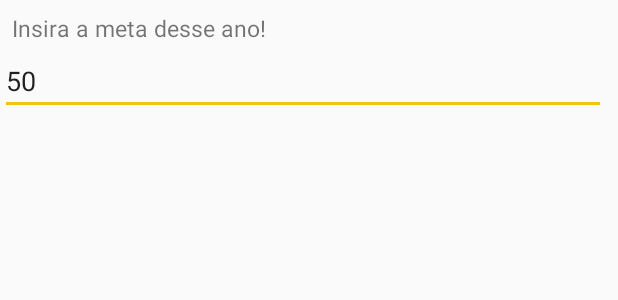
After one commit to cayque16/Gerencia-Filmes, an Android app: the layout dialog_add_meta_ano.xml on its own in the app's theme, with its tools: preview values and no code run, on a phone screen of 412 x 824 dp. The commit adds this screen. Shown: the top 300 px of the screen. Run offline under Robolectric (Android 15) with nearby library versions, the phone set to English and light mode, and no system bars.

Commit message:
Dialog add meta
Criado dialog que será exibido quando o ano atual não tiver uma meta cadastrada

```diff
--- a/Filmes/app/src/main/java/br/com/flash/filmes/dao/FilmeDAO.java
+++ b/Filmes/app/src/main/java/br/com/flash/filmes/dao/FilmeDAO.java
@@ -245,7 +245,8 @@ public class FilmeDAO extends SQLiteOpenHelper {
     public void deletaAnoMeta(AnoMeta anoMeta) {
         SQLiteDatabase db = getReadableDatabase();
 
-        String[] params = {Long.toString(anoMeta.getId())};
+        String[] params = {Integer.toString(anoMeta.getAno())};
+        db.delete("Ano_Meta", "ano = ?", params);
     }
 
     public void alteraFilme(Filme filme) {
@@ -284,7 +285,7 @@ public class FilmeDAO extends SQLiteOpenHelper {
         return resultados > 0;
     }
 
-    public boolean existeAnoMeta(int ano){
+    public boolean existeAnoMeta(int ano) {
         SQLiteDatabase db = getReadableDatabase();
         String existe = "SELECT * FROM Ano_Meta WHERE ano = ? LIMIT 1";
         Cursor cursor = db.rawQuery(existe, new String[]{Integer.toString(ano)});
--- a/Filmes/app/src/main/java/br/com/flash/filmes/models/AnoMeta.java
+++ b/Filmes/app/src/main/java/br/com/flash/filmes/models/AnoMeta.java
@@ -34,7 +34,7 @@ public class AnoMeta {
 
     @Override
     public String toString() {
-        return "Ano: " + ano;
+        return "Ano: " + ano + "\nMeta: " + meta;
     }
 
     @Override
--- /dev/null
+++ b/Filmes/app/src/main/res/layout/dialog_add_meta_ano.xml
@@ -0,0 +1,25 @@
+<?xml version="1.0" encoding="utf-8"?>
+<LinearLayout xmlns:android="http://schemas.android.com/apk/res/android"
+    android:layout_width="match_parent"
+    android:layout_height="match_parent"
+    android:orientation="vertical">
+
+    <TextView
+        android:layout_width="match_parent"
+        android:layout_height="wrap_content"
+        android:layout_marginLeft="8dp"
+        android:layout_marginRight="8dp"
+        android:layout_marginTop="8dp"
+        android:text="Insira a meta desse ano!"
+        android:textSize="15dp" />
+
+    <EditText
+        android:id="@+id/dialog_add_meta_valor"
+        android:layout_width="match_parent"
+        android:layout_height="wrap_content"
+        android:layout_marginRight="8dp"
+        android:layout_marginTop="2dp"
+        android:inputType="number"
+        android:text="50" />
+
+</LinearLayout>
```
Also changed, not shown: Filmes/app/src/main/java/br/com/flash/filmes/MainActivity.java (+58 -5 lines).
